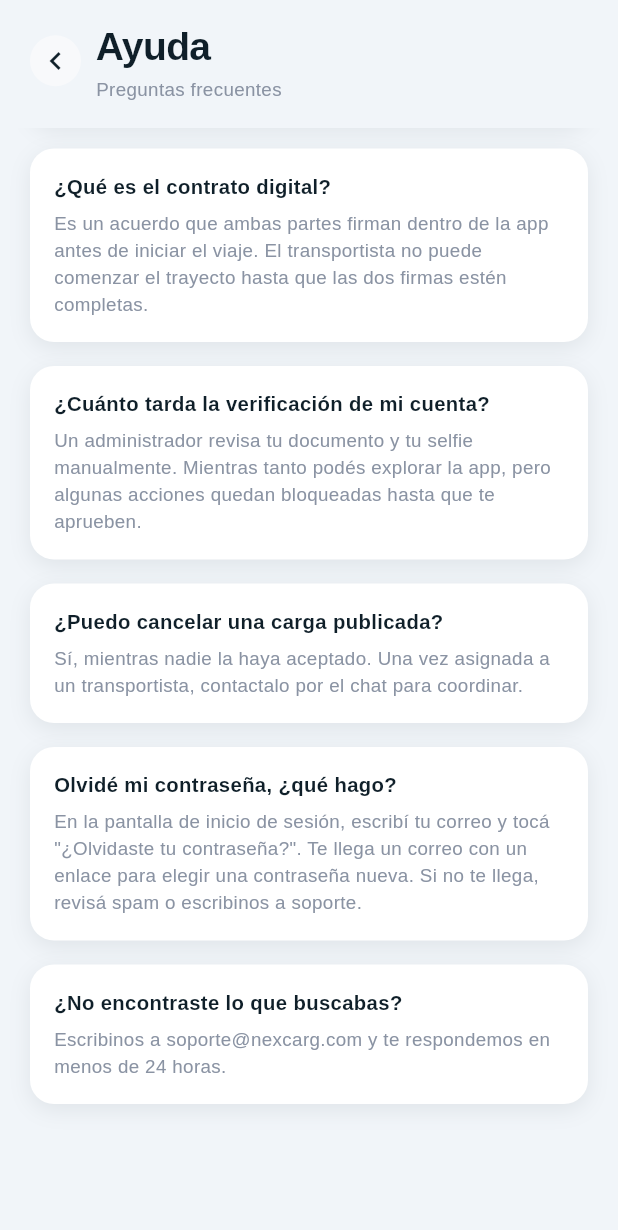
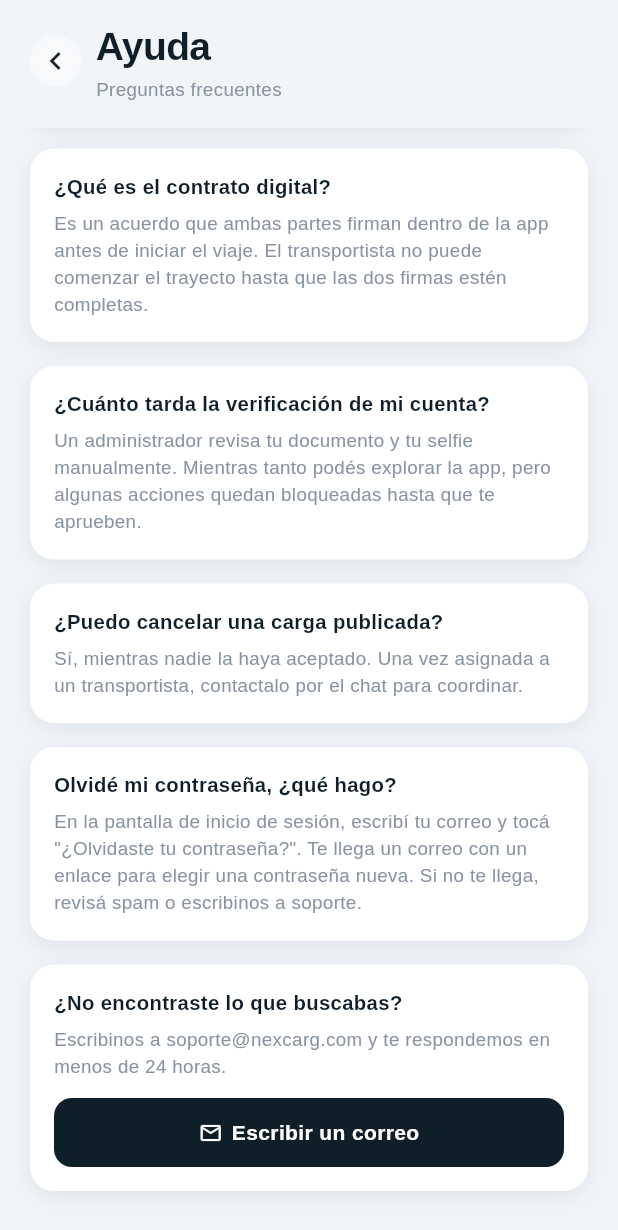
Before and after one commit to jssongr/cafehondurasmarket, a Flutter app: the AyudaScreen widget shown alone on an empty page, opened directly, scrolled down 258 dp, on a phone screen of 412 x 824 dp. Shown: the top 1230 px of the screen. Run offline on Flutter 3.47's test engine with Material 3 defaults, Android fonts, the phone set to English and light mode, and no system bars; our stand-ins replace flutter_map, geolocator, image_picker, latlong2, supabase_flutter; accounts and stored records are empty.

Commit message:
Make the support contact in Ayuda actually tappable
Adds url_launcher so "soporte@nexcarg.com" opens the user's mail app
instead of being plain text. Also lays the groundwork for a WhatsApp
support button (soporteWhatsapp constant) that stays hidden until a
real number is filled in.

```diff
--- a/lib/data/constants.dart
+++ b/lib/data/constants.dart
@@ -44,6 +44,11 @@ const List<String> transportistaSubtipos = ['Transportista independiente', 'Cond
 
 const double comisionPct = 5;
 
+const String soporteEmail = 'soporte@nexcarg.com';
+// Número de WhatsApp de soporte en formato internacional sin signos (ej: '50499998888').
+// Se deja vacío hasta tener un número real; el botón de WhatsApp no se muestra mientras esté vacío.
+const String soporteWhatsapp = '';
+
 const Map<TipoUsuario, IconData> tipoIcon = {
   TipoUsuario.cliente: Icons.apartment,
   TipoUsuario.transportista: Icons.local_shipping,
--- a/lib/screens/settings/ayuda_screen.dart
+++ b/lib/screens/settings/ayuda_screen.dart
@@ -1,5 +1,8 @@
 import 'package:flutter/material.dart';
+import 'package:url_launcher/url_launcher.dart';
+import '../../data/constants.dart';
 import '../../theme/theme.dart';
+import '../../widgets/app_button.dart';
 import '../../widgets/app_card.dart';
 import '../../widgets/screen.dart';
 
@@ -40,7 +43,28 @@ class AyudaScreen extends StatelessWidget {
           child: Column(crossAxisAlignment: CrossAxisAlignment.start, children: [
             const Text('¿No encontraste lo que buscabas?', style: TextStyle(fontSize: 13.5, fontWeight: FontWeight.w700, color: AppColors.navy)),
             const SizedBox(height: 6),
-            const Text('Escribinos a soporte@nexcarg.com y te respondemos en menos de 24 horas.', style: TextStyle(fontSize: 12.5, color: AppColors.grisM, height: 1.45)),
+            Text('Escribinos a $soporteEmail y te respondemos en menos de 24 horas.', style: const TextStyle(fontSize: 12.5, color: AppColors.grisM, height: 1.45)),
+            const SizedBox(height: 12),
+            Row(children: [
+              Expanded(
+                child: AppButton(
+                  title: 'Escribir un correo',
+                  icon: const Icon(Icons.email_outlined, size: 16, color: Colors.white),
+                  onPressed: () => launchUrl(Uri(scheme: 'mailto', path: soporteEmail)),
+                ),
+              ),
+              if (soporteWhatsapp.isNotEmpty) ...[
+                const SizedBox(width: 10),
+                Expanded(
+                  child: AppButton(
+                    title: 'WhatsApp',
+                    variant: AppButtonVariant.accent,
+                    icon: const Icon(Icons.chat_outlined, size: 16, color: Colors.white),
+                    onPressed: () => launchUrl(Uri.parse('https://wa.me/$soporteWhatsapp')),
+                  ),
+                ),
+              ],
+            ]),
           ]),
         ),
       ],
--- a/pubspec.yaml
+++ b/pubspec.yaml
@@ -41,6 +41,7 @@ dependencies:
   geolocator: ^13.0.2
   flutter_map: ^7.0.2
   latlong2: ^0.9.1
+  url_launcher: ^6.3.1
 
 dev_dependencies:
   flutter_test:
```
Also changed, not shown: pubspec.lock, 1 other file.
